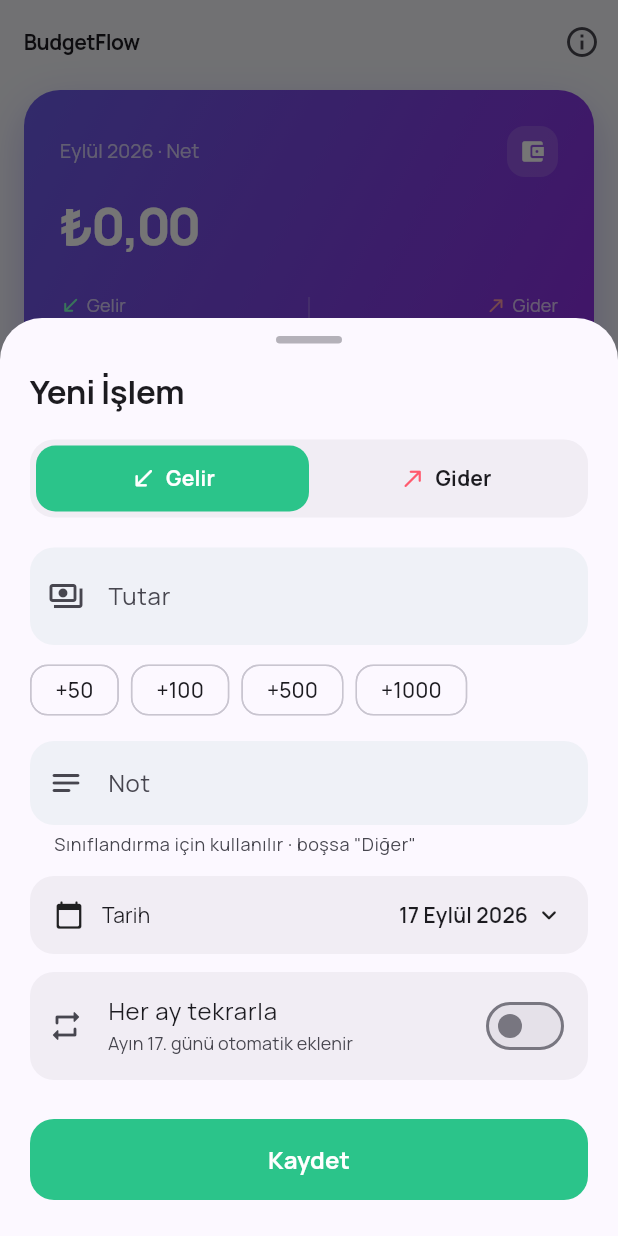
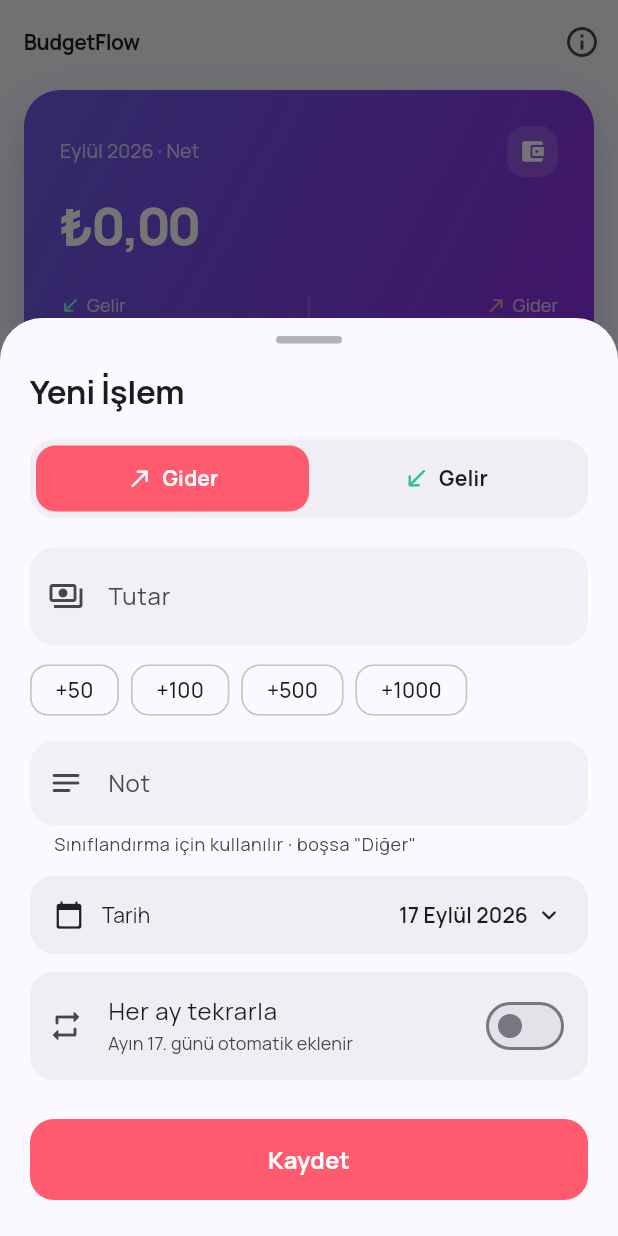
Before and after one commit to ibrahimyasar68/budgetflow, a Flutter app: the HomePage screen opened directly, after a tap on the "add" icon, on a phone screen of 412 x 824 dp. Run offline on Flutter 3.47's test engine with Material 3 defaults, Android fonts, the phone set to English and light mode, and no system bars; our stand-ins replace file_picker, fl_chart, google_mobile_ads, package_info_plus, share_plus, sqflite and 1 more; accounts and stored records are empty; network calls fail.

Commit message:
BudgetFlow 1.6.1 — gezinme çubuğu düzeltmesi, Gider varsayılan
- Android 15+ (targetSdk 36, kenardan kenara çizim) ve 3 düğmeli
  gezinmede sistem çubuğu Yeni İşlem sayfasındaki Kaydet düğmesini ve
  Hakkında / Kılavuz / Tekrarlayan İşlemler / Bütçeler listelerinin
  sonunu örtüyordu. Elle padding verilen bu yerlere
  MediaQuery.paddingOf(context).bottom eklendi; klavye açıkken 0 olur.
- Ayarlar'daki "Uygulamadan Çık" ve SystemNavigator.pop() kaldırıldı.
- Yeni İşlem'de Gider solda ve varsayılan; düzenlemede kaydın kendi
  türü korunuyor.
- Gerçek cihaz (SM-A720F) AdMob test kimliği eklendi.
- Sürüm 1.6.1+14; teknik ve Play sürüm notları, devam notu güncellendi.

Co-Authored-By: Claude Opus 5 <noreply@anthropic.com>

```diff
--- a/lib/screens/about.dart
+++ b/lib/screens/about.dart
@@ -31,7 +31,8 @@ class _AboutPageState extends State<AboutPage> {
       backgroundColor: Theme.of(context).scaffoldBackgroundColor,
       appBar: AppBar(title: const Text('Hakkında')),
       body: ListView(
-        padding: const EdgeInsets.fromLTRB(16, 16, 16, 24),
+        padding: EdgeInsets.fromLTRB(
+            16, 16, 16, 24 + MediaQuery.paddingOf(context).bottom),
         children: [
           // Uygulama kimliği
           Column(
--- a/lib/screens/budgets_page.dart
+++ b/lib/screens/budgets_page.dart
@@ -149,7 +149,8 @@ class _BudgetsPageState extends State<BudgetsPage> {
       });
 
     return ListView(
-      padding: const EdgeInsets.fromLTRB(16, 12, 16, 24),
+      padding: EdgeInsets.fromLTRB(
+          16, 12, 16, 24 + MediaQuery.paddingOf(context).bottom),
       children: [
         Text(
           '${AppFormatters.formatCurrency(_monthExpense)} · bu ayki toplam gider',
--- a/lib/screens/guide_page.dart
+++ b/lib/screens/guide_page.dart
@@ -11,7 +11,8 @@ class GuidePage extends StatelessWidget {
       backgroundColor: Theme.of(context).scaffoldBackgroundColor,
       appBar: AppBar(title: const Text('Kullanım Kılavuzu')),
       body: ListView(
-        padding: const EdgeInsets.fromLTRB(16, 8, 16, 24),
+        padding: EdgeInsets.fromLTRB(
+            16, 8, 16, 24 + MediaQuery.paddingOf(context).bottom),
         children: const [
         _Intro(),
         SizedBox(height: 20),
--- a/lib/screens/recurring_page.dart
+++ b/lib/screens/recurring_page.dart
@@ -60,7 +60,8 @@ class _RecurringPageState extends State<RecurringPage> {
           : _rules.isEmpty
               ? _empty()
               : ListView(
-                  padding: const EdgeInsets.fromLTRB(16, 12, 16, 24),
+                  padding: EdgeInsets.fromLTRB(
+                      16, 12, 16, 24 + MediaQuery.paddingOf(context).bottom),
                   children: [
                     Text(
                       'Bu kurallar her ay otomatik işlem ekler. '
--- a/lib/screens/tabs/settings_tab.dart
+++ b/lib/screens/tabs/settings_tab.dart
@@ -1,4 +1,3 @@
-import 'package:flutter/foundation.dart';
 import 'package:flutter/material.dart';
 import 'package:flutter/services.dart';
 import 'package:personal_finance_tracker/main.dart';
@@ -7,7 +6,7 @@ import 'package:personal_finance_tracker/screens/guide_page.dart';
 import 'package:personal_finance_tracker/utils/fade_route.dart';
 import 'package:personal_finance_tracker/utils/formatters.dart';
 
-/// Ayarlar sekmesi. Veriye dokunan işlemler (bütçe, tekrar, yedek, CSV, çıkış)
+/// Ayarlar sekmesi. Veriye dokunan işlemler (bütçe, tekrar, yedek, CSV)
 /// üst ekranın geri çağrılarıyla yürütülür; salt gezinme (Hakkında, Kılavuz)
 /// burada yapılır.
 class SettingsTab extends StatelessWidget {
@@ -18,7 +17,6 @@ class SettingsTab extends StatelessWidget {
   final VoidCallback onSaveLocal;
   final VoidCallback onRestore;
   final VoidCallback onExportCsv;
-  final VoidCallback onExit;
 
   const SettingsTab({
     super.key,
@@ -29,7 +27,6 @@ class SettingsTab extends StatelessWidget {
     required this.onSaveLocal,
     required this.onRestore,
     required this.onExportCsv,
-    required this.onExit,
   });
 
   @override
@@ -164,17 +161,6 @@ class SettingsTab extends StatelessWidget {
             onTap: () => Navigator.push(context, fadeRoute(const GuidePage())),
           ),
         ),
-        if (!kIsWeb) ...[
-          const SizedBox(height: 12),
-          Card(
-            child: ListTile(
-              leading: const Icon(Icons.power_settings_new,
-                  color: Colors.redAccent),
-              title: const Text('Uygulamadan Çık'),
-              onTap: onExit,
-            ),
-          ),
-        ],
       ],
     );
   }
--- a/lib/screens/transaction_sheet.dart
+++ b/lib/screens/transaction_sheet.dart
@@ -56,7 +56,8 @@ class _TransactionSheetState extends State<TransactionSheet> {
   void initState() {
     super.initState();
     final e = widget.existing;
-    _type = e?.type ?? TransactionType.gelir;
+    // Yeni işlemde gider varsayılan: kayıtların çoğu harcama.
+    _type = e?.type ?? TransactionType.gider;
     _date = e?.date ?? DateTime.now();
     _recurStart = DateTime(_date.year, _date.month);
     _recurEnd = DateTime(_date.year, 12); // varsayılan: yıl sonu (ör. Aralık)
@@ -112,7 +113,10 @@ class _TransactionSheetState extends State<TransactionSheet> {
               const BorderRadius.vertical(top: Radius.circular(28)),
         ),
         child: SingleChildScrollView(
-          padding: const EdgeInsets.fromLTRB(20, 12, 20, 24),
+          // Android 15+ uygulamayı gezinme çubuğunun altına çizer; Kaydet
+          // düğmesi çubuğun arkasında kalmasın. Klavye açıkken bu değer 0.
+          padding: EdgeInsets.fromLTRB(
+              20, 12, 20, 24 + MediaQuery.paddingOf(context).bottom),
           child: Column(
             mainAxisSize: MainAxisSize.min,
             crossAxisAlignment: CrossAxisAlignment.start,
@@ -539,10 +543,10 @@ class _TypeToggle extends StatelessWidget {
       ),
       child: Row(
         children: [
+          _seg('Gider', Icons.north_east_rounded, TransactionType.gider,
+              AppTheme.expenseColor),
           _seg('Gelir', Icons.south_west_rounded, TransactionType.gelir,
               AppTheme.incomeColor),
-          _seg('Gider', Icons.north_east_rounded, TransactionType.gider,
-              AppTheme.expenseColor),
         ],
       ),
     );
--- a/lib/utils/ad_service.dart
+++ b/lib/utils/ad_service.dart
@@ -56,7 +56,10 @@ class AdService {
   ///
   /// Kimliği bulmak için: uygulamayı cihazda çalıştır ve logcat'te
   /// "Use RequestConfiguration.Builder().setTestDeviceIds(...)" satırını ara.
-  static const List<String> testDeviceIds = <String>[];
+  static const List<String> testDeviceIds = <String>[
+    // Samsung SM-A720F (Galaxy A7 2017) — gerçek cihaz testi.
+    '1ECC546BBFAFD2B602198C87280DD133',
+  ];
 
   Future<void> initialize() async {
     if (testDeviceIds.isNotEmpty) {
--- a/pubspec.yaml
+++ b/pubspec.yaml
@@ -16,7 +16,7 @@ publish_to: 'none' # Remove this line if you wish to publish to pub.dev
 # https://developer.apple.com/library/archive/documentation/General/Reference/InfoPlistKeyReference/Articles/CoreFoundationKeys.html
 # In Windows, build-name is used as the major, minor, and patch parts
 # of the product and file versions while build-number is used as the build suffix.
-version: 1.6.0+13
+version: 1.6.1+14
 
 environment:
   sdk: ^3.9.2
```
Also changed, not shown: lib/screens/home_page.dart (+0 -10 lines), 3 other files.
